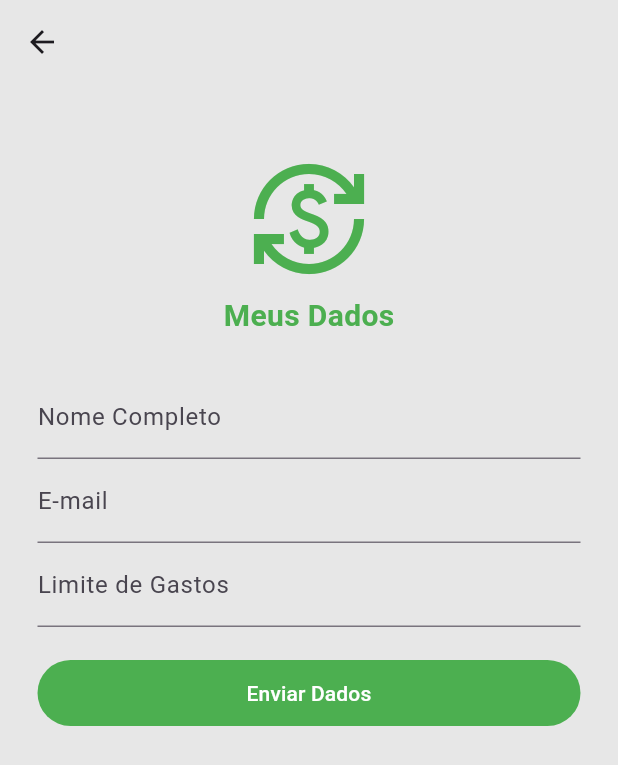
After one commit to lermen12/may-money, a Flutter app: the PersonaRegisterPage screen opened directly, on a phone screen of 412 x 824 dp. The commit adds this screen. Shown: the top 765 px of the screen. Run offline on Flutter 3.47's test engine with Material 2 defaults, Android fonts, the phone set to English and light mode, and no system bars; our stand-ins replace dio, email_validator.

Commit message:
Craiando a tela personal_register.dart

```diff
--- /dev/null
+++ b/lib/src/modules/personal_register/page/personal_register.dart
@@ -0,0 +1,74 @@
+import 'package:flutter/material.dart';
+import 'package:my_money/src/shared/colors/app_colors.dart';
+import 'package:my_money/src/shared/components/app_button.dart';
+import 'package:my_money/src/shared/components/app_logo_title.dart';
+
+class PersonaRegisterPage extends StatefulWidget {
+  const PersonaRegisterPage({super.key});
+
+  @override
+  State<PersonaRegisterPage> createState() => _PersonaRegisterPageState();
+}
+
+class _PersonaRegisterPageState extends State<PersonaRegisterPage> {
+  @override
+  Widget build(BuildContext context) {
+    return Scaffold(
+      appBar: AppBar(
+        backgroundColor: AppColors.appPageBackground,
+        elevation: 0,
+        leading: IconButton(
+          icon: const Icon(
+            Icons.arrow_back,
+          ),
+          onPressed: () => Navigator.pop(context),
+        ),
+      ),
+      backgroundColor: AppColors.appPageBackground,
+      body: SingleChildScrollView(
+        child: SafeArea(
+          child: Center(
+            child: Padding(padding: const EdgeInsets.only(top: 50, left: 25, right: 25),
+            child: Column(
+              mainAxisSize: MainAxisSize.max,
+              crossAxisAlignment: CrossAxisAlignment.center,
+              children: [
+                const AppLogoTitle(title: 'Meus Dados', titleSize: 20, iconSize: 80,),
+                TextFormField(
+                  enabled: true,
+                  textAlign: TextAlign.start,
+                  autofocus: false,
+                  keyboardType: TextInputType.text,
+                  decoration: const InputDecoration(
+                    label: Text('Nome Completo')
+                  ),
+                ),
+                TextFormField(
+                  enabled: true,
+                  textAlign: TextAlign.start,
+                  autofocus: false,
+                  keyboardType: TextInputType.text,
+                  decoration: const InputDecoration(
+                      label: Text('E-mail')
+                  ),
+                ),
+                TextFormField(
+                  enabled: true,
+                  textAlign: TextAlign.start,
+                  autofocus: false,
+                  keyboardType: TextInputType.number,
+                  decoration: const InputDecoration(
+                      label: Text('Limite de Gastos')
+                  ),
+                ),
+                Padding(padding: const EdgeInsets.only(top: 20),
+                child: AppButton(action: (){}, label: 'Enviar Dados',),),
+
+              ],
+            ),),
+          ),
+        ),
+      ),
+    );
+  }
+}
--- a/lib/src/modules/register/page/register_page.dart
+++ b/lib/src/modules/register/page/register_page.dart
@@ -1,4 +1,3 @@
-import 'dart:async';
 
 import 'package:email_validator/email_validator.dart';
 import 'package:flutter/material.dart';
```
